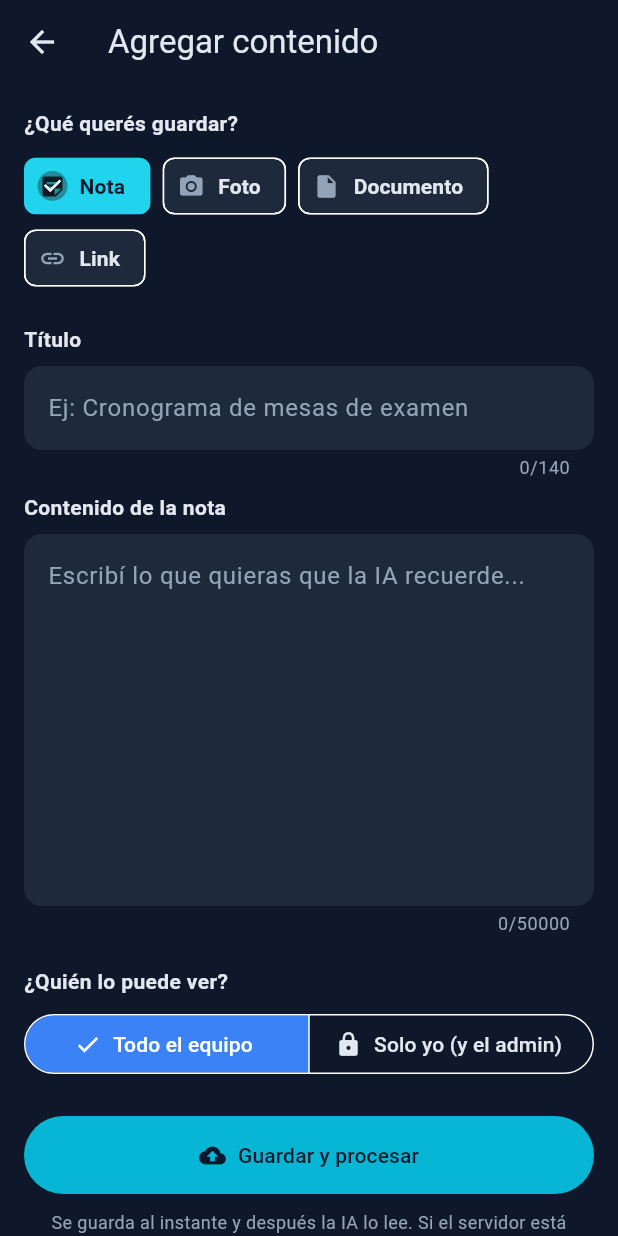
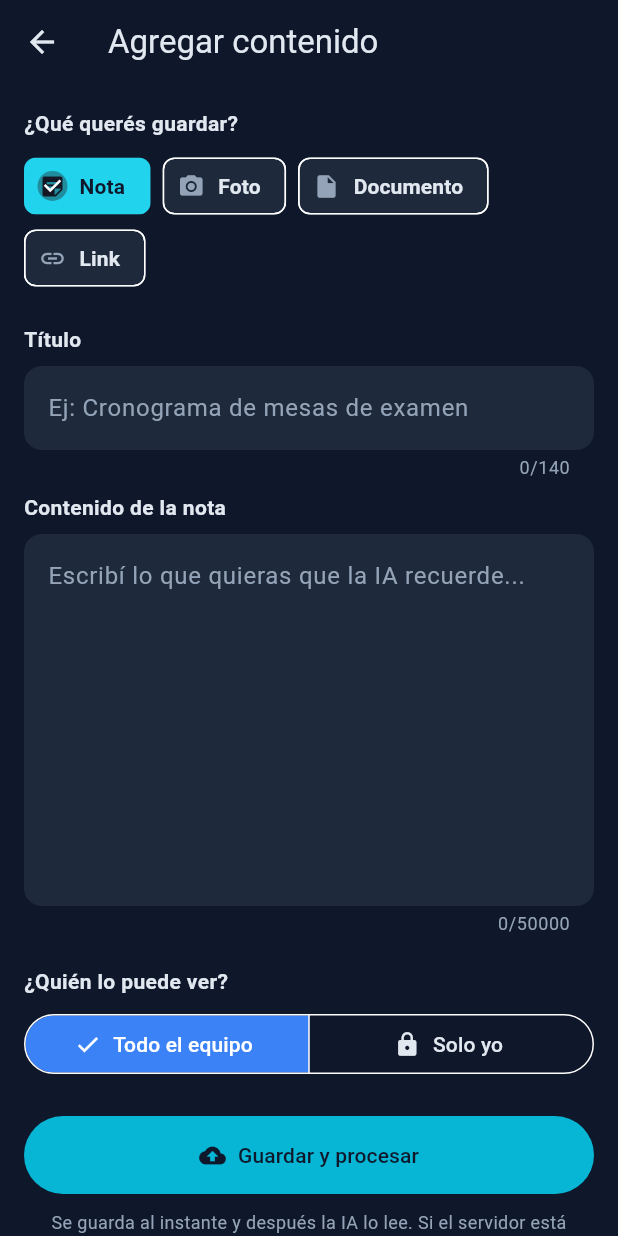
Before and after one commit to vmattio08/NeuroDesk-AI, a Flutter app: the screen it shows once a user with an empty profile is signed in, after a tap on "Agregar", on a phone screen of 412 x 824 dp. Run offline on Flutter 3.47's test engine with Material 3 defaults, Android fonts, the phone set to English and light mode, and no system bars; our stand-ins replace cloud_firestore, connectivity_plus, file_picker, firebase_auth, firebase_core, google_sign_in and 1 more; accounts and stored records are empty; network calls fail.

Commit message:
fix(app): el boton de visibilidad dice «Solo yo»
- captura.dart: «Solo yo (y el admin)» pasa a «Solo yo» para que entre corto.
  Que el admin ve lo privado lo sigue avisando la fuente de cada respuesta
  («la ves porque sos admin»); INFORME.md dice lo mismo.

Co-Authored-By: Claude Opus 5.5 <noreply@anthropic.com>

```diff
--- a/app/lib/pantallas/captura.dart
+++ b/app/lib/pantallas/captura.dart
@@ -505,9 +505,9 @@ class _CapturaPantallaState extends State<CapturaPantalla> {
               // puesta en manos de la persona: 'equipo' lo ve cualquier
               // miembro, 'privado' solo el autor y el admin. Y la IA, cuando
               // alguien pregunta, SOLO puede citar lo que esa persona ve.
-              // "(y el admin)" esta escrito A PROPOSITO: es lo que pasa de
-              // verdad (las reglas dejan al admin leer todo). Decirlo de
-              // frente es mejor que un "Solo yo" que despues resulta falso.
+              // El boton dice "Solo yo" para que entre corto; que el admin
+              // tambien lo ve (las reglas lo dejan leer todo) lo avisa la
+              // fuente de cada respuesta: "la ves porque sos admin".
               SegmentedButton<String>(
                 segments: const <ButtonSegment<String>>[
                   ButtonSegment<String>(
@@ -517,7 +517,7 @@ class _CapturaPantallaState extends State<CapturaPantalla> {
                   ),
                   ButtonSegment<String>(
                     value: 'privado',
-                    label: Text('Solo yo (y el admin)'),
+                    label: Text('Solo yo'),
                     icon: Icon(Icons.lock),
                   ),
                 ],
```
Also changed, not shown: 1 other file.
